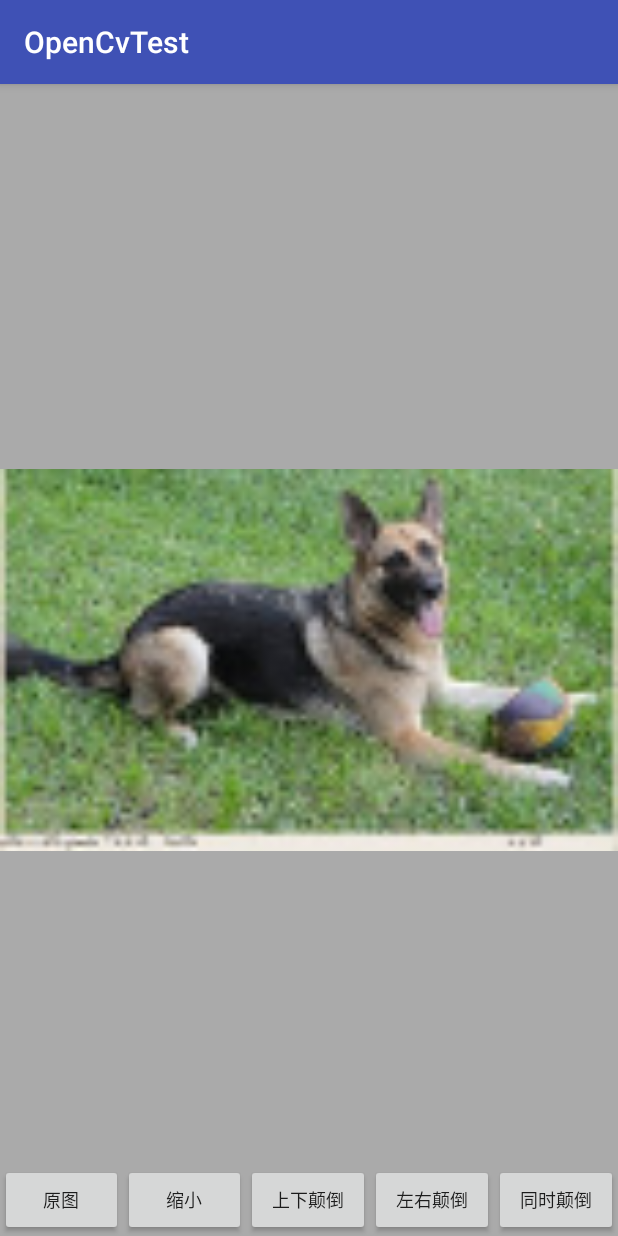
After one commit to machinezhou/OpenCv4AndroidPractice, an Android app: the RemappingActivity screen opened directly, with no data from a screen before it, on a phone screen of 412 x 824 dp. The commit adds this screen. Run offline under Robolectric (Android 15) with nearby library versions, the phone set to English and light mode, and no system bars; 1 statement that could not run was skipped.

Commit message:
remapping added

```diff
--- a/app/src/main/AndroidManifest.xml
+++ b/app/src/main/AndroidManifest.xml
@@ -4,6 +4,8 @@
 
 
   <uses-permission android:name="android.permission.CAMERA"/>
+  <uses-permission android:name="android.permission.WRITE_EXTERNAL_STORAGE"/>
+  <uses-permission android:name="android.permission.MOUNT_UNMOUNT_FILESYSTEMS"/>
 
   <uses-feature android:name="android.hardware.camera" android:required="false"/>
   <uses-feature android:name="android.hardware.camera.autofocus" android:required="false"/>
@@ -50,6 +52,9 @@
     <activity
         android:name=".HoughActivity"
         android:label="@string/app_name"/>
+    <activity
+        android:name=".RemappingActivity"
+        android:label="@string/app_name"/>
 
   </application>
 
--- a/app/src/main/java/com/zhou/lawson/opencvtest/HoughActivity.java
+++ b/app/src/main/java/com/zhou/lawson/opencvtest/HoughActivity.java
@@ -85,7 +85,6 @@ public final class HoughActivity extends AppCompatActivity implements View.OnCli
          */
         Imgproc.HoughCircles(outMat, circles, CV_HOUGH_GRADIENT, 1, outMat.rows() / 20.0, 100, 35,
             0, 0);
-        Utilp.printMat(circles);
         if (circles.empty()) {
           Toast.makeText(this, "未检测到圆圈", Toast.LENGTH_SHORT).show();
         } else {
--- a/app/src/main/java/com/zhou/lawson/opencvtest/MainActivity.java
+++ b/app/src/main/java/com/zhou/lawson/opencvtest/MainActivity.java
@@ -27,6 +27,7 @@ public class MainActivity extends AppCompatActivity implements View.OnClickListe
     findViewById(R.id.button_sobel).setOnClickListener(this);
     findViewById(R.id.button_canny).setOnClickListener(this);
     findViewById(R.id.button_hough).setOnClickListener(this);
+    findViewById(R.id.button_remapping).setOnClickListener(this);
   }
 
   @Override public void onResume() {
@@ -64,6 +65,9 @@ public class MainActivity extends AppCompatActivity implements View.OnClickListe
       case R.id.button_hough:
         startActivity(new Intent(MainActivity.this, HoughActivity.class));
         break;
+      case R.id.button_remapping:
+        startActivity(new Intent(MainActivity.this, RemappingActivity.class));
+        break;
       default:
         break;
     }
--- /dev/null
+++ b/app/src/main/java/com/zhou/lawson/opencvtest/RemappingActivity.java
@@ -0,0 +1,136 @@
+package com.zhou.lawson.opencvtest;
+
+import android.graphics.Bitmap;
+import android.graphics.BitmapFactory;
+import android.os.Bundle;
+import android.support.annotation.Nullable;
+import android.support.v4.content.ContextCompat;
+import android.support.v7.app.AppCompatActivity;
+import android.view.View;
+import android.widget.ImageView;
+import org.opencv.android.Utils;
+import org.opencv.core.CvType;
+import org.opencv.core.Mat;
+import org.opencv.core.Scalar;
+import org.opencv.imgproc.Imgproc;
+
+import static org.opencv.core.Core.BORDER_CONSTANT;
+
+/**
+ * Created by lawson on 16/10/25.
+ */
+
+public final class RemappingActivity extends AppCompatActivity implements View.OnClickListener {
+
+  private ImageView whiteBoard;
+
+  private Bitmap bitmap;
+  private Bitmap originalBitmap;
+  private Mat inMat = new Mat();
+  private Mat outMat = new Mat();
+  private int currentFilter = R.id.button_original;
+  public static final int CV_INTER_LINEAR = 1;  //CV_INTER_LINEAR from Imgproc is private
+
+  @Override protected void onCreate(@Nullable Bundle savedInstanceState) {
+    super.onCreate(savedInstanceState);
+    setContentView(R.layout.activity_remapping);
+
+    init();
+  }
+
+  private void init() {
+    whiteBoard = (ImageView) findViewById(R.id.white_board);
+    findViewById(R.id.button_original).setOnClickListener(this);
+    findViewById(R.id.button_remapping_zoom).setOnClickListener(this);
+    findViewById(R.id.button_remapping_top_bottom_reverse).setOnClickListener(this);
+    findViewById(R.id.button_remapping_left_right_reverse).setOnClickListener(this);
+    findViewById(R.id.button_remapping_both_reverse).setOnClickListener(this);
+
+    whiteBoard.setBackgroundColor(ContextCompat.getColor(this, android.R.color.darker_gray));
+    originalBitmap = BitmapFactory.decodeResource(getResources(), R.mipmap.test_dog);
+    bitmap = originalBitmap.copy(originalBitmap.getConfig(), true);
+    whiteBoard.setImageBitmap(originalBitmap);
+  }
+
+  private void switchFilter(int filter) {
+    Utils.bitmapToMat(originalBitmap, inMat);
+
+    //double[] temp = inMat.get(0, 0);
+    //Utilp.printArray(temp);
+
+    int rows = inMat.rows();
+    int cols = inMat.cols();
+    float[] pixelsX = new float[rows * cols];
+    float[] pixelsY = new float[rows * cols];
+
+    for (int j = 0; j < rows; j++) {
+      for (int i = 0; i < cols; i++) {
+        switch (filter) {
+          case R.id.button_remapping_zoom:
+            /**
+             * 缩小一半方法显示不对
+             *
+             * 详情：<link>http://answers.opencv.org/question/106715/remap-android/</>
+             */
+            if (i > cols * 0.25 && i < cols * 0.75 && j > rows * 0.25 && j < rows * 0.75) {
+              pixelsX[j * cols + i] = (float) (2 * (i - cols * 0.25) + 0.5);
+              pixelsY[j * cols + i] = (float) (2 * (i - rows * 0.25) + 0.5);
+            } else {
+              pixelsX[j * cols + i] = 0;
+              pixelsY[j * cols + i] = 0;
+            }
+            break;
+          /**
+           * 其余三个显示正常，但会在top和left的位置出现一条黑线
+           */
+          case R.id.button_remapping_top_bottom_reverse:
+            pixelsX[j * cols + i] = i;
+            pixelsY[j * cols + i] = rows - j;
+            break;
+          case R.id.button_remapping_left_right_reverse:
+            pixelsX[j * cols + i] = cols - i;
+            pixelsY[j * cols + i] = j;
+            break;
+          case R.id.button_remapping_both_reverse:
+            pixelsX[j * cols + i] = cols - i;
+            pixelsY[j * cols + i] = rows - j;
+            break;
+          default:
+            break;
+        }
+      }
+    }
+
+    Mat mapX = new Mat(rows, cols, CvType.CV_32FC1);
+    Mat mapY = new Mat(rows, cols, CvType.CV_32FC1);
+    mapX.put(0, 0, pixelsX);
+    mapY.put(0, 0, pixelsY);
+
+    Imgproc.remap(inMat, outMat, mapX, mapY, CV_INTER_LINEAR, BORDER_CONSTANT, new Scalar(0, 0, 0));
+    Utils.matToBitmap(outMat, bitmap);
+    whiteBoard.setImageBitmap(bitmap);
+
+    currentFilter = filter;
+  }
+
+  @Override public void onClick(View v) {
+    int id = v.getId();
+    if (currentFilter == id) {
+      return;
+    }
+    if (R.id.button_original == id) {
+      whiteBoard.setImageBitmap(originalBitmap);
+      currentFilter = id;
+    } else {
+      switchFilter(id);
+    }
+  }
+
+  @Override protected void onDestroy() {
+    super.onDestroy();
+    bitmap.recycle();
+    bitmap = null;
+    originalBitmap.recycle();
+    originalBitmap = null;
+  }
+}
--- /dev/null
+++ b/app/src/main/res/layout/activity_remapping.xml
@@ -0,0 +1,52 @@
+<?xml version="1.0" encoding="utf-8"?>
+<RelativeLayout
+    xmlns:android="http://schemas.android.com/apk/res/android"
+    android:layout_width="match_parent"
+    android:layout_height="match_parent">
+  <ImageView
+      android:id="@+id/white_board"
+      android:layout_width="match_parent"
+      android:layout_height="match_parent"
+  />
+  <LinearLayout
+      android:layout_alignParentBottom="true"
+      android:orientation="horizontal"
+      android:layout_width="match_parent"
+      android:layout_height="wrap_content">
+    <Button
+        android:id="@+id/button_original"
+        android:text="@string/original"
+        android:textSize="@dimen/button_text_size"
+        android:layout_weight="1"
+        android:layout_width="0dp"
+        android:layout_height="wrap_content"/>
+    <Button
+        android:id="@+id/button_remapping_zoom"
+        android:text="@string/remapping_zoom"
+        android:textSize="@dimen/button_text_size"
+        android:layout_weight="1"
+        android:layout_width="0dp"
+        android:layout_height="wrap_content"/>
+    <Button
+        android:id="@+id/button_remapping_top_bottom_reverse"
+        android:text="@string/remapping_top_bottom_reverse"
+        android:textSize="@dimen/button_text_size"
+        android:layout_weight="1"
+        android:layout_width="0dp"
+        android:layout_height="wrap_content"/>
+    <Button
+        android:id="@+id/button_remapping_left_right_reverse"
+        android:text="@string/remapping_left_right_reverse"
+        android:textSize="@dimen/button_text_size"
+        android:layout_weight="1"
+        android:layout_width="0dp"
+        android:layout_height="wrap_content"/>
+    <Button
+        android:id="@+id/button_remapping_both_reverse"
+        android:text="@string/remapping_both_reverse"
+        android:textSize="@dimen/button_text_size"
+        android:layout_weight="1"
+        android:layout_width="0dp"
+        android:layout_height="wrap_content"/>
+  </LinearLayout>
+</RelativeLayout>
--- a/app/src/main/res/values/strings.xml
+++ b/app/src/main/res/values/strings.xml
@@ -10,6 +10,7 @@
   <string name="filter2d">自己的线性滤波</string>
   <string name="border">添加边界</string>
   <string name="canny">Canny</string>
+  <string name="remapping">重映射</string>
 
   <string name="homogeneous_blur">均值平滑</string>
   <string name="gaussian_blur">高斯平滑</string>
@@ -37,4 +38,9 @@
   <string name="hough">霍夫</string>
   <string name="hough_line">统计概率霍夫线</string>
   <string name="hough_circle">霍夫圆变换</string>
+
+  <string name="remapping_zoom">缩小</string>
+  <string name="remapping_top_bottom_reverse">上下颠倒</string>
+  <string name="remapping_left_right_reverse">左右颠倒</string>
+  <string name="remapping_both_reverse">同时颠倒</string>
 </resources>
```
Also changed, not shown: app/src/main/java/com/zhou/lawson/opencvtest/Utilp.java (+54 -7 lines), app/src/main/res/layout/content_main.xml (+8 -0 lines), app/src/main/res/mipmap-xxxhdpi/test_dog.png (added).
